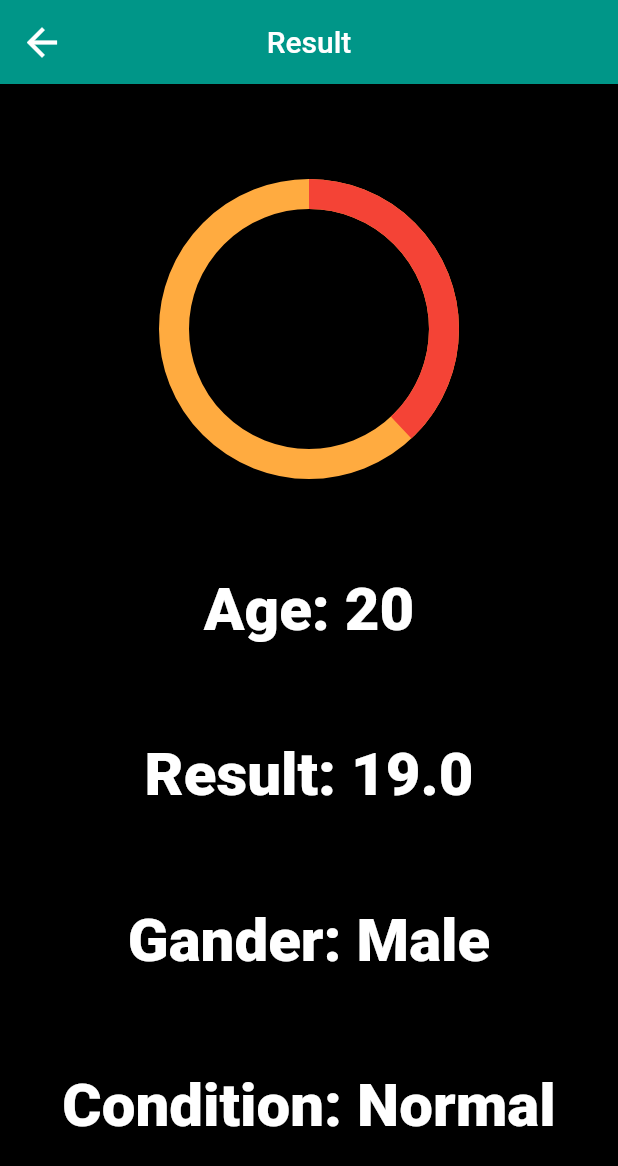
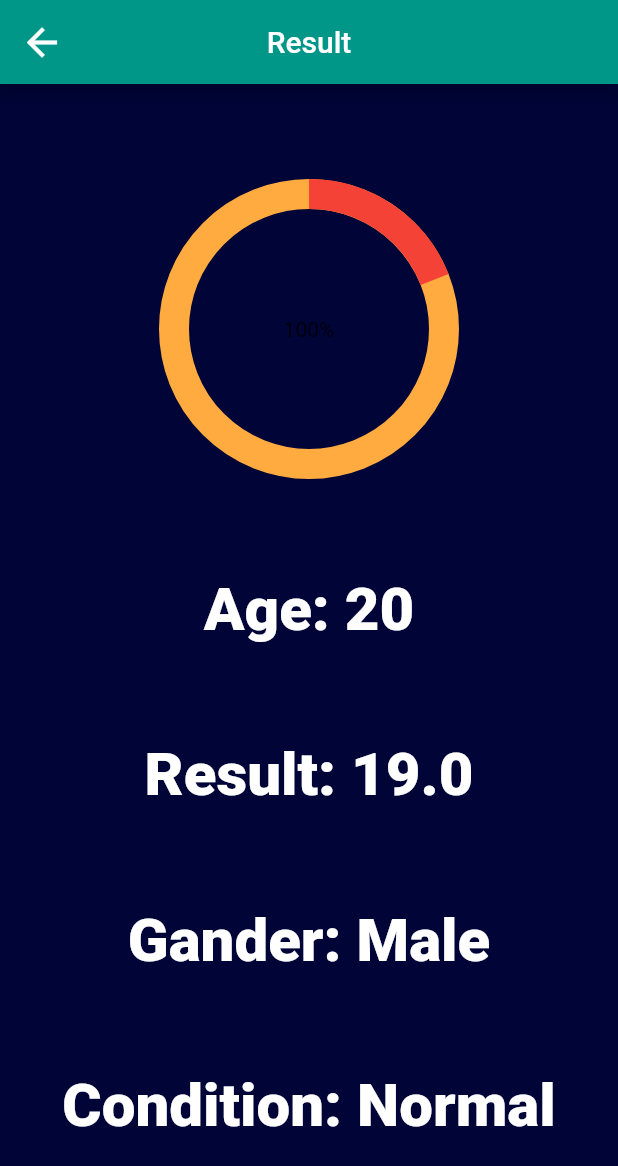
Before and after one commit to swilam202/BMI, a Flutter app: the screen it shows after launch, after a tap on "Calculate", on a phone screen of 412 x 824 dp. Shown: the top 1166 px of the screen. Run offline on Flutter 3.47's test engine with Material 2 defaults, Android fonts, the phone set to English and light mode, and no system bars; drawn by our look-alikes of percent_indicator.

Commit message:
fixing the button ,elevation ,circule indicator , background color

```diff
--- a/lib/home.dart
+++ b/lib/home.dart
@@ -136,7 +136,7 @@ class _HomeState extends State<Home> {
             label: 'Height',
             value: height,
             onChanged: (double val) => setState(() => height = val),
-            min: 0,
+            min: 100,
             max: 200,
             divisions: 200,
             activeColor: Colors.teal,
@@ -154,9 +154,8 @@ class _HomeState extends State<Home> {
         title: const Text('Body Mass Index'),
         centerTitle: true,
         backgroundColor: Colors.teal,
-        elevation: 100,
+        elevation: 7,
         shadowColor: Colors.white,
-
       ),
       body: Padding(
         padding: const EdgeInsets.all(8.0),
@@ -189,20 +188,10 @@ class _HomeState extends State<Home> {
               height: 20,
             ),
             slider(),
-            Container(
-              decoration: BoxDecoration(
-                  borderRadius: BorderRadius.circular(10), color: Colors.teal),
-              margin: const EdgeInsets.all(15),
-              alignment: Alignment.bottomCenter,
-              height: MediaQuery.of(context).size.height / 15,
-              width: double.infinity,
-              child: TextButton(
-                child: const Text('Calculate',
-                    textAlign: TextAlign.center,
-                    style: TextStyle(
-                        color: Colors.black,
-                        fontWeight: FontWeight.bold,
-                        fontSize: 30)),
+            SizedBox(
+              height: 5,
+            ),
+            ElevatedButton(
               onPressed: () {
                 double result = weight / pow(height / 100, 2);
                 Navigator.push(
@@ -213,8 +202,46 @@ class _HomeState extends State<Home> {
                   ),
                 );
               },
+              child: Text('Calculate'),
+              style: ButtonStyle(
+                padding: MaterialStateProperty.all(
+                  EdgeInsets.symmetric(
+                    horizontal: MediaQuery.of(context).size.width / 3,
+                    vertical: MediaQuery.of(context).size.height / 50,
                   ),
                 ),
+                backgroundColor: MaterialStateProperty.all(Colors.teal),
+                foregroundColor: MaterialStateProperty.all(Colors.black),
+                textStyle: MaterialStateProperty.all(
+                    TextStyle(fontWeight: FontWeight.bold, fontSize: 25)),
+              ),
+            ),
+            // Container(
+            //   decoration: BoxDecoration(
+            //       borderRadius: BorderRadius.circular(10), color: Colors.teal),
+            //   margin: const EdgeInsets.all(15),
+            //   alignment: Alignment.bottomCenter,
+            //   height: MediaQuery.of(context).size.height / 15,
+            //   width: double.infinity,
+            //   child: TextButton(
+            //     child: const Text('Calculate',
+            //         textAlign: TextAlign.center,
+            //         style: TextStyle(
+            //             color: Colors.black,
+            //             fontWeight: FontWeight.bold,
+            //             fontSize: 30)),
+            //     onPressed: () {
+            //       double result = weight / pow(height / 100, 2);
+            //       Navigator.push(
+            //         context,
+            //         MaterialPageRoute(
+            //           builder: (context) =>
+            //               Result(age: age, isMale: isMale, result: result),
+            //         ),
+            //       );
+            //     },
+            //   ),
+            // ),
           ],
         ),
       ),
--- a/lib/result.dart
+++ b/lib/result.dart
@@ -31,14 +31,17 @@ class Result extends StatelessWidget {
         centerTitle: true,
       ),
       body: Center(
+        child: Container(
+          width: double.infinity,
+          color: Color.fromRGBO(0, 4, 55, 1),
           child: Column(
             mainAxisAlignment: MainAxisAlignment.spaceEvenly,
             children: [
               CircularPercentIndicator(
                 radius: 100,
                 lineWidth: 20,
-              percent: result/50,
-              center:  Text("100%"),
+                percent: result / 100,
+                center: Text("100%"),
                 animation: true,
                 progressColor: Colors.red,
                 animationDuration: 2000,
@@ -64,6 +67,7 @@ class Result extends StatelessWidget {
             ],
           ),
         ),
+      ),
     );
   }
 }
```
Lines whose indentation alone changed are shown as unchanged.
